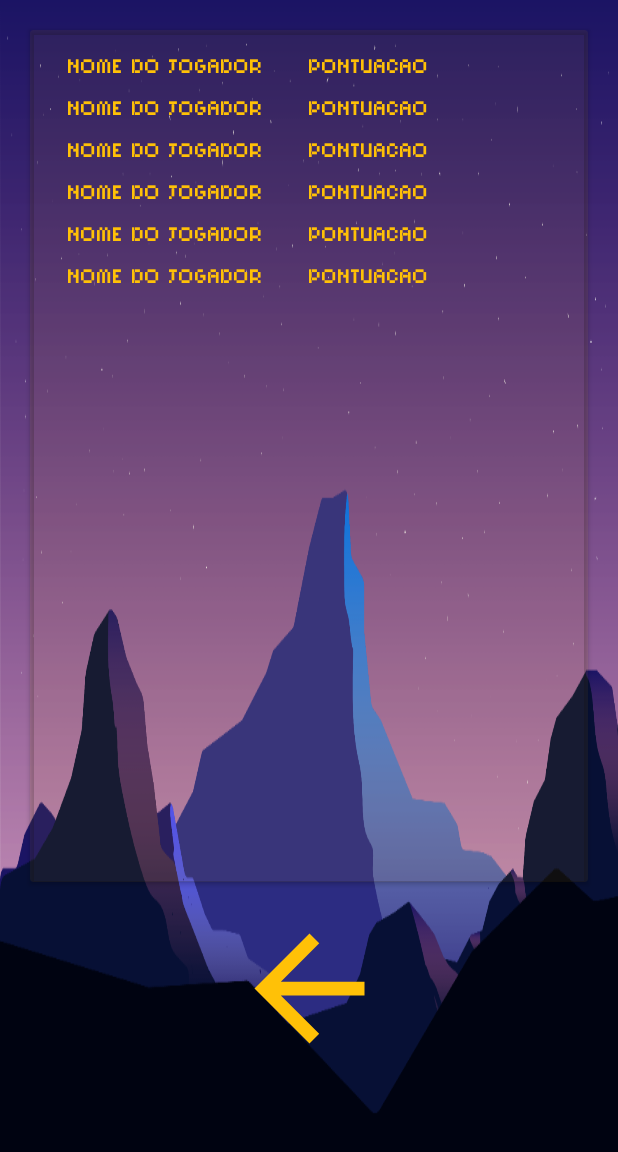
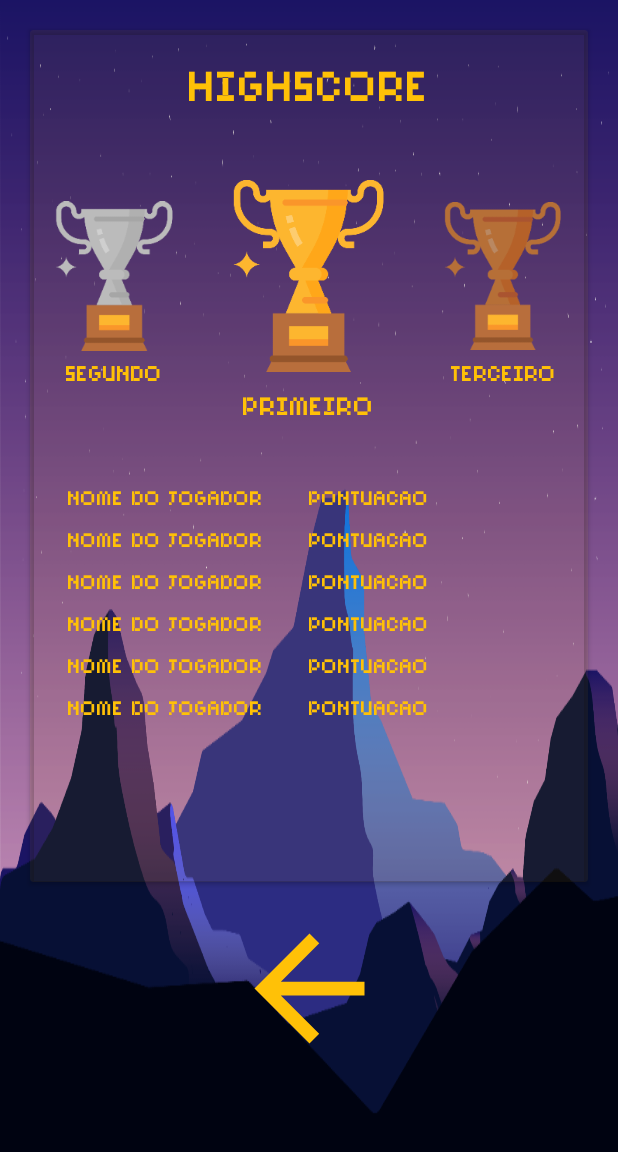
Before and after one commit to inkrodriguez/WhatIsTheWord, an Android app: the layout activity_finish.xml on its own in the app's theme, with its tools: preview values and no code run, on a phone screen of 412 x 824 dp. Shown: the top 1152 px of the screen. Run offline under Robolectric (Android 15) with nearby library versions, the phone set to English and light mode, and no system bars.

Commit message:
Correção de bug que ficava voltando à tela anterior automaticamente quando realizava update, implementação de ranking com os 3 melhores jogadores.

```diff
--- a/app/src/main/java/com/inkrodriguez/whatistheword/StartActivity.kt
+++ b/app/src/main/java/com/inkrodriguez/whatistheword/StartActivity.kt
@@ -3,12 +3,12 @@ package com.inkrodriguez.whatistheword
 import androidx.appcompat.app.AppCompatActivity
 import android.os.Bundle
 import androidx.lifecycle.ViewModelProvider
+import com.inkrodriguez.whatistheword.ViewModel.StartViewModel
 import com.inkrodriguez.whatistheword.databinding.ActivityStartBinding
 
 class StartActivity : AppCompatActivity() {
     private lateinit var binding: ActivityStartBinding
     private lateinit var viewModel: StartViewModel
-
 
     override fun onCreate(savedInstanceState: Bundle?) {
         super.onCreate(savedInstanceState)
@@ -25,5 +25,7 @@ class StartActivity : AppCompatActivity() {
             viewModel.signInOrRegister()
         }
 
+        viewModel.somBackground()
+
     }
 }
--- a/app/src/main/java/com/inkrodriguez/whatistheword/FinishViewModel.kt
+++ b/app/src/main/java/com/inkrodriguez/whatistheword/ViewModel/FinishViewModel.kt
@@ -1,10 +1,13 @@
-package com.inkrodriguez.whatistheword
+package com.inkrodriguez.whatistheword.ViewModel
 
 import androidx.lifecycle.MutableLiveData
 import androidx.lifecycle.ViewModel
 import com.google.firebase.firestore.FirebaseFirestore
+import com.inkrodriguez.whatistheword.Utils.Firebase
 
 class FinishViewModel: ViewModel() {
 
+    private var firebase = Firebase()
+
 
 }
--- a/app/src/main/res/layout/activity_finish.xml
+++ b/app/src/main/res/layout/activity_finish.xml
@@ -18,12 +18,91 @@
         app:layout_constraintStart_toStartOf="parent"
         app:layout_constraintTop_toTopOf="parent">
 
+
+        <LinearLayout
+            android:layout_marginTop="100dp"
+            android:layout_width="match_parent"
+            android:layout_height="wrap_content"
+            android:orientation="horizontal">
+
+            <ImageView
+                android:layout_width="wrap_content"
+                android:layout_height="wrap_content"
+                android:layout_weight="20"
+                android:src="@drawable/trofeu_prata"/>
+
+            <ImageView
+                android:layout_width="wrap_content"
+                android:layout_height="wrap_content"
+                android:layout_weight="0"
+                android:src="@drawable/trofeu_ouro"/>
+
+            <ImageView
+                android:layout_width="wrap_content"
+                android:layout_height="wrap_content"
+                android:layout_weight="20"
+                android:src="@drawable/trofeu_bronze"/>
+
+        </LinearLayout>
+
+        <TextView
+            android:id="@+id/segundoGanhador"
+            android:layout_marginTop="220dp"
+            android:layout_marginRight="130dp"
+            android:layout_width="wrap_content"
+            android:layout_height="wrap_content"
+            android:textAlignment="center"
+            android:textColor="@color/yellow"
+            android:layout_gravity="center|top"
+            android:fontFamily="@font/pixelsix10"
+            android:textSize="15sp"
+            android:text="SEGUNDO"/>
+
+        <TextView
+            android:id="@+id/primeiroGanhador"
+            android:layout_marginTop="240dp"
+            android:layout_width="wrap_content"
+            android:textAlignment="center"
+            android:layout_height="wrap_content"
+            android:textColor="@color/yellow"
+            android:layout_gravity="center|top"
+            android:fontFamily="@font/pixelsix10"
+            android:textSize="18sp"
+            android:text="PRIMEIRO"/>
+
+        <TextView
+            android:id="@+id/terceiroGanhador"
+            android:layout_marginTop="220dp"
+            android:layout_marginLeft="130dp"
+            android:layout_width="wrap_content"
+            android:layout_height="wrap_content"
+            android:textAlignment="center"
+            android:textColor="@color/yellow"
+            android:layout_gravity="center|top"
+            android:fontFamily="@font/pixelsix10"
+            android:textSize="15sp"
+            android:text="TERCEIRO"/>
+
+
+        <TextView
+            android:id="@+id/tvHigshcore"
+            android:layout_width="match_parent"
+            android:layout_height="wrap_content"
+            android:text="HIGHSCORE"
+            android:textSize="30sp"
+            android:layout_marginTop="20dp"
+            android:textAlignment="center"
+            android:fontFamily="@font/pixelsix10"
+            android:textColor="@color/yellow"/>
+
         <androidx.recyclerview.widget.RecyclerView
             android:id="@+id/recyclerView"
             android:layout_width="match_parent"
-            android:layout_height="match_parent"
+            android:layout_height="270dp"
             android:scrollbarSize="200dp"
-            android:layout_margin="10dp"
+            android:layout_marginLeft="10dp"
+            android:layout_marginRight="10dp"
+            android:layout_gravity="bottom"
             app:layoutManager="androidx.recyclerview.widget.LinearLayoutManager"
             tools:itemCount="10"
             tools:listitem="@layout/item" />
@@ -31,6 +110,7 @@
     </androidx.cardview.widget.CardView>
 
     <ImageButton
+        android:id="@+id/btnBack"
         android:layout_width="110dp"
         android:layout_height="110dp"
         android:layout_marginTop="16dp"
--- a/app/src/main/res/layout/activity_home.xml
+++ b/app/src/main/res/layout/activity_home.xml
@@ -75,7 +75,7 @@
         android:layout_marginStart="44dp"
         android:layout_marginTop="20dp"
         android:fontFamily="@font/pixelsix00"
-        android:text="3"
+        android:text="0"
         android:textAlignment="center"
         android:textColor="#FFFFFF"
         android:textSize="48sp"
--- a/app/src/main/res/values/themes.xml
+++ b/app/src/main/res/values/themes.xml
@@ -1,6 +1,6 @@
 <resources xmlns:tools="http://schemas.android.com/tools">
     <!-- Base application theme. -->
-    <style name="Theme.WhatIsTheWord" parent="Theme.MaterialComponents.DayNight.DarkActionBar">
+    <style name="Theme.WhatIsTheWord" parent="Theme.AppCompat.Light.NoActionBar">
         <!-- Primary brand color. -->
         <item name="colorPrimary">@color/purple_500</item>
         <item name="colorPrimaryVariant">@color/purple_700</item>
@@ -9,6 +9,8 @@
         <item name="colorSecondary">@color/teal_200</item>
         <item name="colorSecondaryVariant">@color/teal_700</item>
         <item name="colorOnSecondary">@color/black</item>
+
+
         <!-- Status bar color. -->
         <item name="android:statusBarColor">?attr/colorPrimaryVariant</item>
         <!-- Customize your theme here. -->
```
Also changed, not shown: app/src/main/AndroidManifest.xml (+7 -0 lines), app/src/main/java/com/inkrodriguez/whatistheword/FinishActivity.kt (+37 -15 lines), app/src/main/java/com/inkrodriguez/whatistheword/HomeActivity.kt (+27 -19 lines), app/src/main/java/com/inkrodriguez/whatistheword/HomeViewModel.kt (deleted, +0 -135 lines), app/src/main/java/com/inkrodriguez/whatistheword/Utils/Firebase.kt (added, +11 -0 lines), app/src/main/java/com/inkrodriguez/whatistheword/ViewModel/HomeViewModel.kt (added, +226 -0 lines), app/src/main/java/com/inkrodriguez/whatistheword/ViewModel/StartViewModel.kt (renamed from app/src/main/java/com/inkrodriguez/whatistheword/StartViewModel.kt, +17 -3 lines), app/src/main/res/drawable-xxxhdpi/trofeu_bronze.png (added), app/src/main/res/drawable-xxxhdpi/trofeu_ouro.png (added), app/src/main/res/drawable-xxxhdpi/trofeu_prata.png (added).
